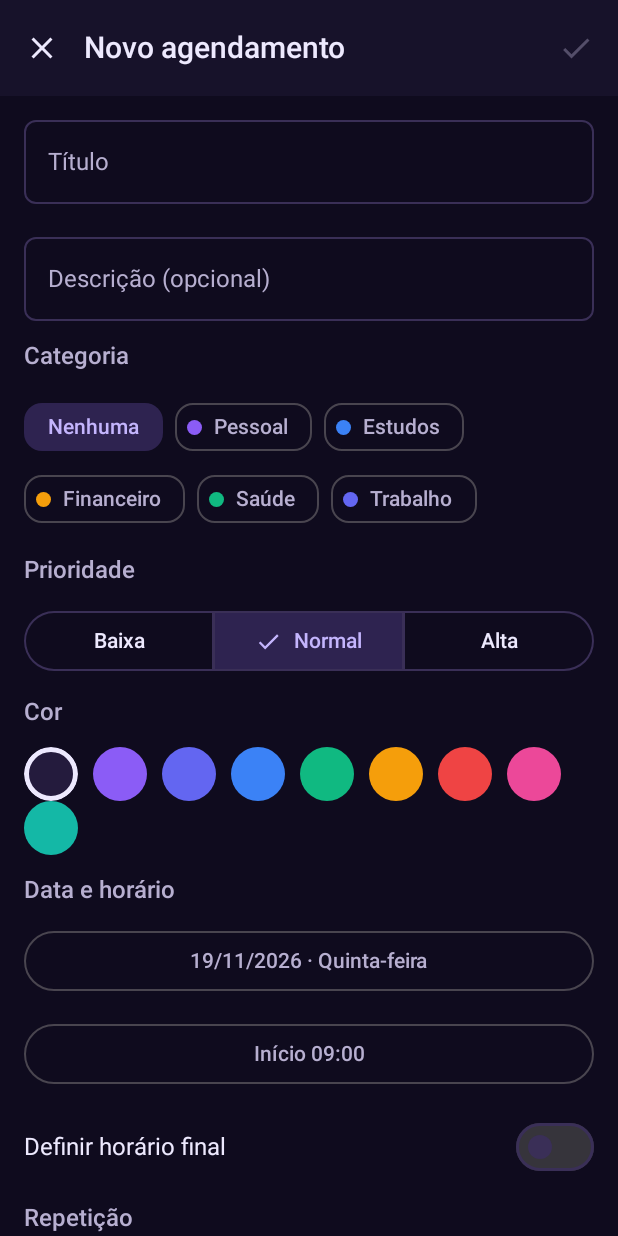
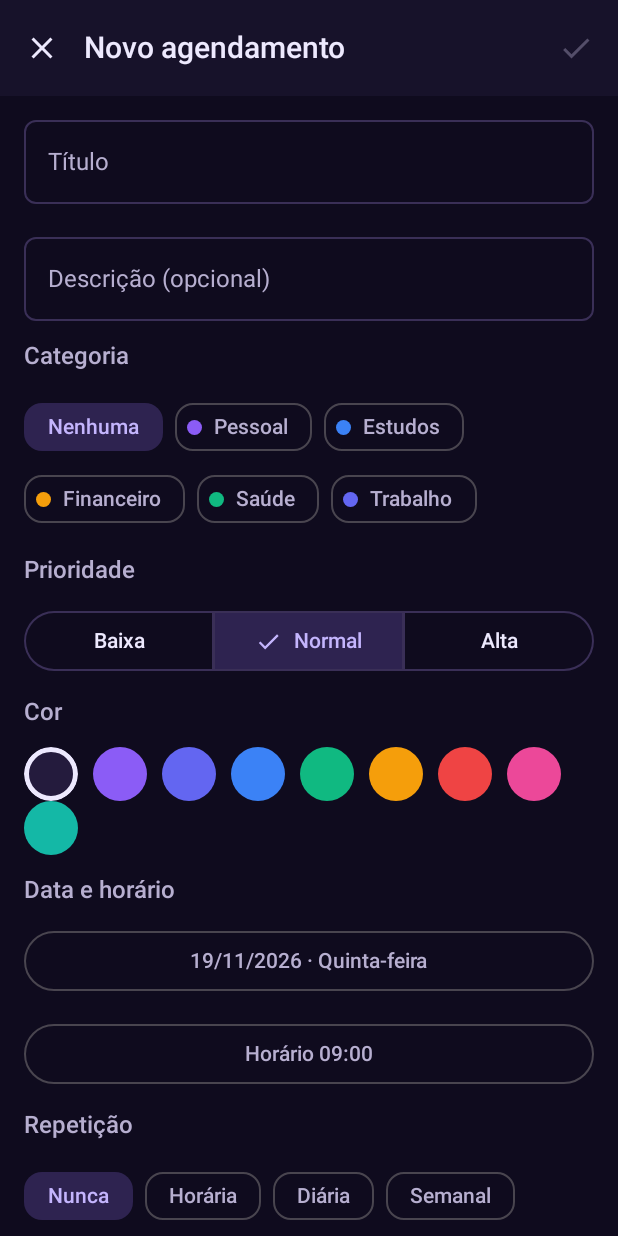
Before and after one commit to ahr7onix/discord, an Android app built with Jetpack Compose: the CalendarScreen screen opened through its navigation route, after a tap on "Novo agendamento", on a phone screen of 412 x 824 dp. Run offline under Robolectric (Android 15) with nearby library versions, the phone set to English and light mode, and no system bars; our stand-ins replace Room's generated code.

Commit message:
Add hourly recurrence; simplify the event editor
- New Frequency.HOURLY: "a cada X horas". The engine shows it once per day
  for calendar/agenda display and computes true sub-daily trigger instants
  (RecurrenceEngine.nextHourlyTrigger); the scheduler arms the next hour and
  self-advances on fire, respecting pauses and the device zone.
- Editor: add the "Horária" option with an hours stepper; remove the
  "Término" (end date / count) section and the "Horário final" toggle, per
  the requested simplification. Reminders are hidden for hourly events.
- Tests: nextHourlyTrigger and daily-display behavior (34 unit tests, green).

Co-Authored-By: Claude Opus 5.5 <noreply@anthropic.com>
Claude-Session: https://claude.ai/code/session_01QCu4h2vxLwxm9FTvkQyzPF

```diff
--- a/app/src/main/java/com/chronos/app/domain/model/Enums.kt
+++ b/app/src/main/java/com/chronos/app/domain/model/Enums.kt
@@ -8,6 +8,8 @@ package com.chronos.app.domain.model
 enum class Frequency {
     /** No repetition. The event is a single occurrence. */
     NONE,
+    /** Sub-daily: fires every [RecurrenceRule.interval] hours, all day. */
+    HOURLY,
     DAILY,
     WEEKLY,
     MONTHLY,
--- a/app/src/main/java/com/chronos/app/domain/recurrence/RecurrenceDescriber.kt
+++ b/app/src/main/java/com/chronos/app/domain/recurrence/RecurrenceDescriber.kt
@@ -16,6 +16,7 @@ object RecurrenceDescriber {
     fun describe(rule: RecurrenceRule): String {
         val base = when (rule.frequency) {
             Frequency.NONE -> "Sem repetição"
+            Frequency.HOURLY -> if (rule.interval == 1) "A cada hora" else "A cada ${rule.interval} horas"
             Frequency.DAILY -> daily(rule.interval)
             Frequency.WEEKLY -> weekly(rule)
             Frequency.MONTHLY -> monthly(rule)
--- a/app/src/main/java/com/chronos/app/ui/events/EditEventScreen.kt
+++ b/app/src/main/java/com/chronos/app/ui/events/EditEventScreen.kt
@@ -82,8 +82,6 @@ fun EditEventScreen(
 
     var showDatePicker by remember { mutableStateOf(false) }
     var showStartPicker by remember { mutableStateOf(false) }
-    var showEndPicker by remember { mutableStateOf(false) }
-    var showUntilPicker by remember { mutableStateOf(false) }
     var showScopeDialog by remember { mutableStateOf(false) }
 
     val attemptSave = {
@@ -174,23 +172,13 @@ fun EditEventScreen(
                 }
             }
 
-            Label("Data e horário")
+            Label(if (form.frequency == Frequency.HOURLY) "Início (a partir de)" else "Data e horário")
             OutlinedButton(onClick = { showDatePicker = true }, modifier = Modifier.fillMaxWidth()) {
                 Text(form.date.format(DateTimeFmt.shortDate) + " · " +
                     form.date.format(DateTimeFmt.weekdayLong).replaceFirstChar { it.uppercase() })
             }
-            Row(horizontalArrangement = Arrangement.spacedBy(8.dp)) {
-                OutlinedButton(onClick = { showStartPicker = true }, modifier = Modifier.weight(1f)) {
-                    Text("Início " + form.startTime.format(DateTimeFmt.time24))
-                }
-                if (form.hasEndTime) {
-                    OutlinedButton(onClick = { showEndPicker = true }, modifier = Modifier.weight(1f)) {
-                        Text("Fim " + form.endTime.format(DateTimeFmt.time24))
-                    }
-                }
-            }
-            SwitchRow("Definir horário final", form.hasEndTime) { on ->
-                viewModel.update { it.copy(hasEndTime = on) }
+            OutlinedButton(onClick = { showStartPicker = true }, modifier = Modifier.fillMaxWidth()) {
+                Text("Horário " + form.startTime.format(DateTimeFmt.time24))
             }
 
             Label("Repetição")
@@ -239,28 +227,7 @@ fun EditEventScreen(
                 }
             }
 
-            Label("Término")
-            SingleChoiceSegmentedButtonRow(Modifier.fillMaxWidth()) {
-                val modes = listOf(EndMode.NEVER, EndMode.UNTIL_DATE, EndMode.COUNT)
-                modes.forEachIndexed { i, m ->
-                    SegmentedButton(
-                        selected = form.endMode == m,
-                        onClick = { viewModel.update { it.copy(endMode = m) } },
-                        shape = SegmentedButtonDefaults.itemShape(i, modes.size),
-                        enabled = form.isRecurring || m == EndMode.NEVER,
-                    ) { Text(endLabel(m)) }
-                }
-            }
-            when (form.endMode) {
-                EndMode.UNTIL_DATE -> OutlinedButton(
-                    onClick = { showUntilPicker = true }, modifier = Modifier.fillMaxWidth()
-                ) { Text("Até " + (form.until ?: form.date).format(DateTimeFmt.shortDate)) }
-                EndMode.COUNT -> IntervalStepper(null, form.count, suffix = "ocorrências") { v ->
-                    viewModel.update { it.copy(count = v) }
-                }
-                EndMode.NEVER -> Unit
-            }
-
+            if (form.frequency != Frequency.HOURLY) {
                 Label("Lembretes")
                 FlowRow(horizontalArrangement = Arrangement.spacedBy(8.dp)) {
                     reminderOptions().forEach { lead ->
@@ -269,6 +236,7 @@ fun EditEventScreen(
                             onClick = { viewModel.toggleReminder(lead) },
                             label = { Text(reminderLabel(lead)) },
                         )
+                    }
                 }
             }
 
@@ -287,22 +255,10 @@ fun EditEventScreen(
             showDatePicker = false
         }
     }
-    if (showUntilPicker) {
-        DatePickerModal(initial = form.until ?: form.date, onDismiss = { showUntilPicker = false }) { picked ->
-            viewModel.update { it.copy(until = picked) }
-            showUntilPicker = false
-        }
-    }
     if (showStartPicker) {
         TimePickerModal(initial = form.startTime, onDismiss = { showStartPicker = false }) { picked ->
             viewModel.update { it.copy(startTime = picked) }
             showStartPicker = false
-        }
-    }
-    if (showEndPicker) {
-        TimePickerModal(initial = form.endTime, onDismiss = { showEndPicker = false }) { picked ->
-            viewModel.update { it.copy(endTime = picked) }
-            showEndPicker = false
         }
     }
     if (showScopeDialog) {
@@ -397,13 +353,11 @@ private fun priorityLabel(p: Priority) = when (p) {
     Priority.LOW -> "Baixa"; Priority.NORMAL -> "Normal"; Priority.HIGH -> "Alta"
 }
 private fun frequencyLabel(f: Frequency) = when (f) {
-    Frequency.NONE -> "Nunca"; Frequency.DAILY -> "Diária"; Frequency.WEEKLY -> "Semanal"
-    Frequency.MONTHLY -> "Mensal"; Frequency.YEARLY -> "Anual"
-}
-private fun endLabel(e: EndMode) = when (e) {
-    EndMode.NEVER -> "Nunca"; EndMode.UNTIL_DATE -> "Até data"; EndMode.COUNT -> "Nº vezes"
+    Frequency.NONE -> "Nunca"; Frequency.HOURLY -> "Horária"; Frequency.DAILY -> "Diária"
+    Frequency.WEEKLY -> "Semanal"; Frequency.MONTHLY -> "Mensal"; Frequency.YEARLY -> "Anual"
 }
 private fun unitLabel(f: Frequency?, n: Int) = when (f) {
+    Frequency.HOURLY -> if (n == 1) "hora" else "horas"
     Frequency.DAILY -> if (n == 1) "dia" else "dias"
     Frequency.WEEKLY -> if (n == 1) "semana" else "semanas"
     Frequency.MONTHLY -> if (n == 1) "mês" else "meses"
```
Also changed, not shown: app/src/main/java/com/chronos/app/domain/recurrence/RecurrenceEngine.kt (+32 -0 lines), app/src/main/java/com/chronos/app/notifications/AlarmSchedulerImpl.kt (+30 -0 lines), 1 other file. Lines whose indentation alone changed are shown as unchanged.
